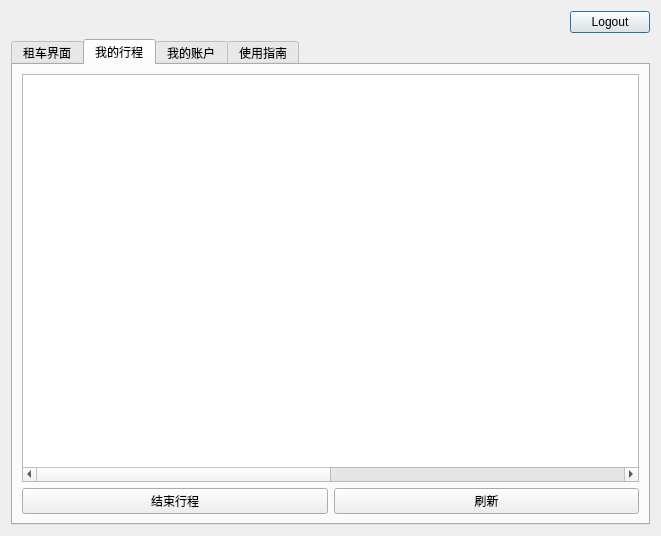
iyuge2/hust-mylab, file database/CarRent2/userlogin.ui: the form before one commit.
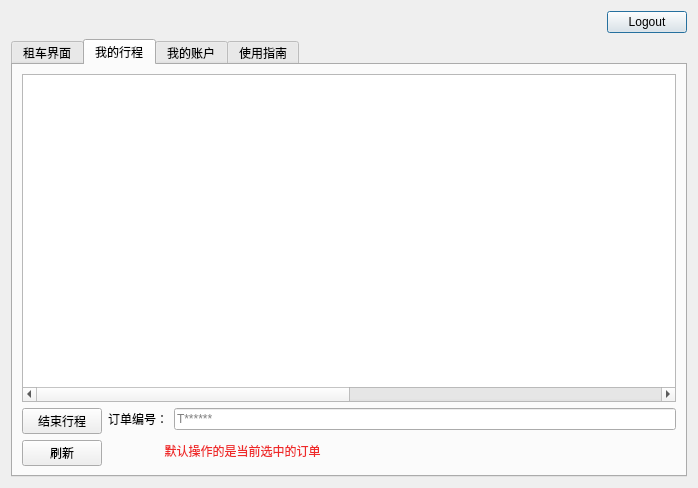
The form after the commit. The open tabs and pages were chosen to show the change.

What changed in the file:
```diff
--- a/database/CarRent2/userlogin.ui
+++ b/database/CarRent2/userlogin.ui
@@ -6,8 +6,8 @@
    <rect>
     <x>0</x>
     <y>0</y>
-    <width>661</width>
-    <height>536</height>
+    <width>698</width>
+    <height>488</height>
    </rect>
   </property>
   <property name="windowTitle">
@@ -127,8 +127,6 @@
       </attribute>
       <layout class="QVBoxLayout" name="verticalLayout_9">
        <item>
-        <layout class="QVBoxLayout" name="verticalLayout_8">
-         <item>
           <widget class="QTableWidget" name="tableWidget_2">
            <property name="autoFillBackground">
             <bool>true</bool>
@@ -143,7 +141,7 @@
             <enum>QAbstractItemView::SelectRows</enum>
            </property>
            <property name="showGrid">
-            <bool>false</bool>
+          <bool>true</bool>
            </property>
            <property name="columnCount">
             <number>8</number>
@@ -163,20 +161,57 @@
            <attribute name="horizontalHeaderStretchLastSection">
             <bool>true</bool>
            </attribute>
-           <column/>
-           <column/>
-           <column/>
-           <column/>
-           <column/>
-           <column/>
-           <column/>
-           <column/>
+         <attribute name="verticalHeaderCascadingSectionResizes">
+          <bool>false</bool>
+         </attribute>
+         <column>
+          <property name="text">
+           <string>订单编号</string>
+          </property>
+         </column>
+         <column>
+          <property name="text">
+           <string>订单状态</string>
+          </property>
+         </column>
+         <column>
+          <property name="text">
+           <string>车辆编号</string>
+          </property>
+         </column>
+         <column>
+          <property name="text">
+           <string>开始时间</string>
+          </property>
+         </column>
+         <column>
+          <property name="text">
+           <string>结束时间</string>
+          </property>
+         </column>
+         <column>
+          <property name="text">
+           <string>计费</string>
+          </property>
+         </column>
+         <column>
+          <property name="text">
+           <string>违罚款</string>
+          </property>
+         </column>
+         <column>
+          <property name="text">
+           <string>总费用</string>
+          </property>
+         </column>
           </widget>
          </item>
          <item>
-          <layout class="QHBoxLayout" name="horizontalLayout_15">
+        <layout class="QHBoxLayout" name="horizontalLayout_5">
            <item>
-            <widget class="QPushButton" name="pushButton_3">
+          <layout class="QVBoxLayout" name="verticalLayout_8">
+           <item>
+            <widget class="QPushButton" name="FOButton">
              <property name="sizePolicy">
               <sizepolicy hsizetype="Minimum" vsizetype="Fixed">
                <horstretch>0</horstretch>
@@ -189,13 +224,7 @@
             </widget>
            </item>
            <item>
-            <widget class="QPushButton" name="pushButton_4">
-             <property name="sizePolicy">
-              <sizepolicy hsizetype="Minimum" vsizetype="Fixed">
-               <horstretch>0</horstretch>
-               <verstretch>0</verstretch>
-              </sizepolicy>
-             </property>
+            <widget class="QPushButton" name="SlashButton_2">
              <property name="text">
               <string>刷新</string>
              </property>
@@ -203,10 +232,47 @@
            </item>
           </layout>
          </item>
-        </layout>
-       </item>
-      </layout>
-      <zorder></zorder>
+         <item>
+          <layout class="QVBoxLayout" name="verticalLayout_7">
+           <item>
+            <layout class="QHBoxLayout" name="horizontalLayout_4">
+             <item>
+              <widget class="QLabel" name="label_8">
+               <property name="text">
+                <string>订单编号：</string>
+               </property>
+              </widget>
+             </item>
+             <item>
+              <widget class="QLineEdit" name="lineEdit_2">
+               <property name="text">
+                <string/>
+               </property>
+               <property name="maxLength">
+                <number>9</number>
+               </property>
+               <property name="placeholderText">
+                <string>T******</string>
+               </property>
+              </widget>
+             </item>
+            </layout>
+           </item>
+           <item>
+            <widget class="QLabel" name="label_10">
+             <property name="styleSheet">
+              <string notr="true">color: rgb(239, 41, 41);</string>
+             </property>
+             <property name="text">
+              <string>                 默认操作的是当前选中的订单</string>
+             </property>
+            </widget>
+           </item>
+          </layout>
+         </item>
+        </layout>
+       </item>
+      </layout>
      </widget>
      <widget class="QWidget" name="tab_3">
       <attribute name="title">
```
Left out of the diff: 106 changed lines with no effect on the pictures. Lines whose indentation alone changed are shown as unchanged.
